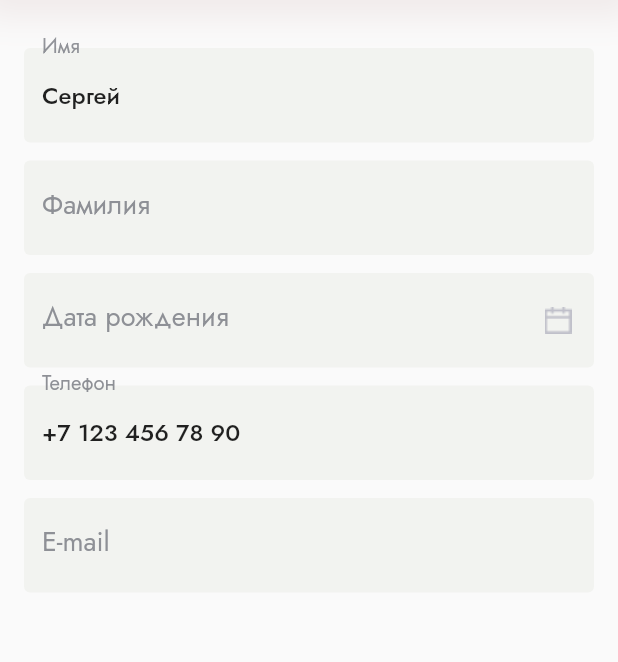
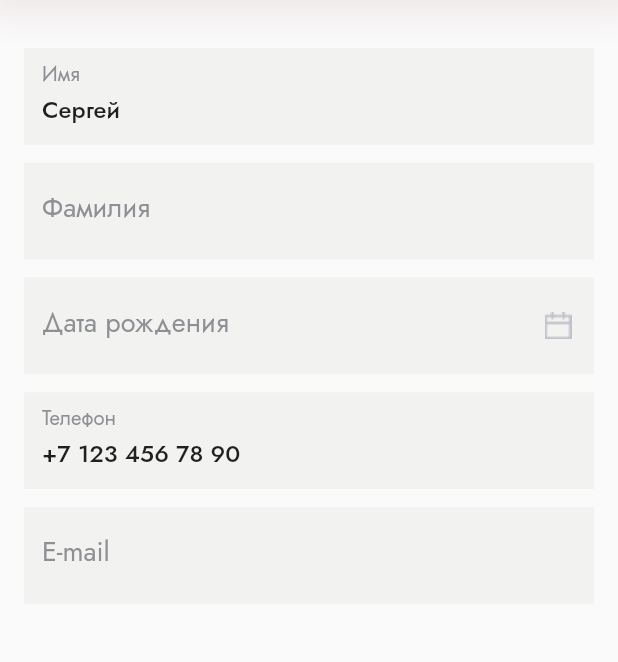
Before and after one commit to MobyteDev/organic_market, a Flutter app: the PersonalDataPage screen opened by its route, on a phone screen of 412 x 824 dp, the part 84-746 px from its top. Run offline on Flutter 3.47's test engine with Material 2 defaults, Android fonts, the phone set to English and light mode, and no system bars; our stand-ins replace auto_route, bloc, carousel_slider, flutter_bloc, flutter_screenutil, flutter_switch and 2 more.

Commit message:
fixed text field

```diff
--- a/lib/ui/common_widgets/organic_text_field.dart
+++ b/lib/ui/common_widgets/organic_text_field.dart
@@ -16,24 +16,17 @@ class OrganicTextField extends StatelessWidget {
 
   @override
   Widget build(BuildContext context) {
-    return SizedBox(
-      child: TextFormField(
+    return TextFormField(
       style: AppStyles.header2,
       controller: controller,
       decoration: InputDecoration(
         labelText: labelText,
-          border: const OutlineInputBorder(
-            borderSide: BorderSide(
-              width: 0,
-              style: BorderStyle.none,
-            ),
-          ),
+        border: InputBorder.none,
         filled: true,
         fillColor: AppColors.grey242243240_1,
         labelStyle: AppStyles.bodyGrey3,
         suffixIcon: suffixIcon,
       ),
-      ),
     );
   }
 }
```
Lines whose indentation alone changed are shown as unchanged.
